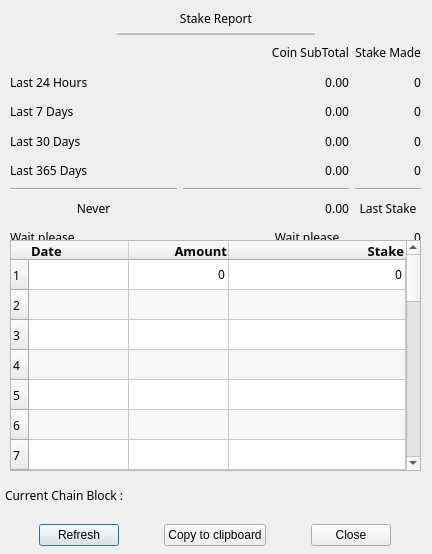
Qt form src/qt/forms/stakereportdialog.ui (LightBurdenOfficial/SperoCoin) before a commit.
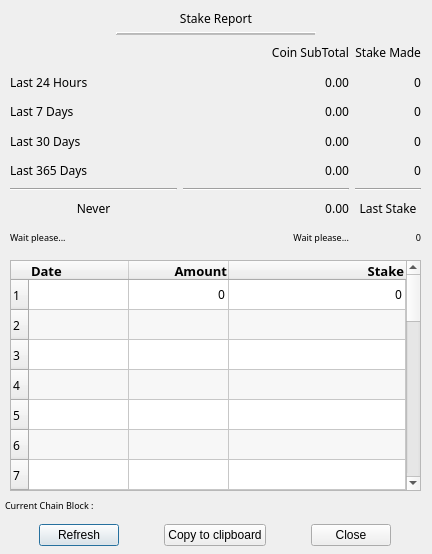
The same form after that commit.

The edit to the form file:
```diff
--- a/src/qt/forms/stakereportdialog.ui
+++ b/src/qt/forms/stakereportdialog.ui
@@ -541,7 +541,7 @@
       <property name="font">
        <font>
         <family>Copperplate Gothic Bold</family>
-        <pointsize>9</pointsize>
+        <pointsize>7</pointsize>
         <weight>50</weight>
         <italic>false</italic>
         <bold>false</bold>
@@ -550,6 +550,9 @@
       <property name="toolTip">
        <string>Total Stake Analized</string>
       </property>
+      <property name="styleSheet">
+       <string notr="true">font: 7pt &quot;Copperplate Gothic Bold&quot;;</string>
+      </property>
       <property name="text">
        <string>0</string>
       </property>
@@ -588,7 +591,7 @@
       <property name="font">
        <font>
         <family>Copperplate Gothic Bold</family>
-        <pointsize>9</pointsize>
+        <pointsize>7</pointsize>
         <weight>50</weight>
         <italic>false</italic>
         <bold>false</bold>
@@ -597,6 +600,9 @@
       <property name="toolTip">
        <string>Time took to refresh dialog</string>
       </property>
+      <property name="styleSheet">
+       <string notr="true">font: 7pt &quot;Copperplate Gothic Bold&quot;;</string>
+      </property>
       <property name="text">
        <string>Wait please...</string>
       </property>
@@ -613,7 +619,7 @@
       <property name="font">
        <font>
         <family>Copperplate Gothic Bold</family>
-        <pointsize>9</pointsize>
+        <pointsize>7</pointsize>
         <weight>50</weight>
         <italic>false</italic>
         <bold>false</bold>
@@ -622,6 +628,9 @@
       <property name="toolTip">
        <string>Time took to retrieve the data</string>
       </property>
+      <property name="styleSheet">
+       <string notr="true">font: 7pt &quot;Copperplate Gothic Bold&quot;;</string>
+      </property>
       <property name="text">
        <string>Wait please...</string>
       </property>
@@ -636,7 +645,7 @@
    <property name="geometry">
     <rect>
      <x>10</x>
-     <y>240</y>
+     <y>260</y>
      <width>411</width>
      <height>231</height>
     </rect>
@@ -799,7 +808,7 @@
    <property name="geometry">
     <rect>
      <x>5</x>
-     <y>470</y>
+     <y>480</y>
      <width>422</width>
      <height>51</height>
     </rect>
@@ -807,7 +816,7 @@
    <property name="font">
     <font>
      <family>Copperplate Gothic Bold</family>
-     <pointsize>9</pointsize>
+     <pointsize>7</pointsize>
      <weight>50</weight>
      <italic>false</italic>
      <bold>false</bold>
@@ -816,6 +825,9 @@
    <property name="toolTip">
     <string>Data of the current block.</string>
    </property>
+   <property name="styleSheet">
+    <string notr="true">font: 7pt &quot;Copperplate Gothic Bold&quot;;</string>
+   </property>
    <property name="text">
     <string>Current Chain Block :</string>
    </property>
```
